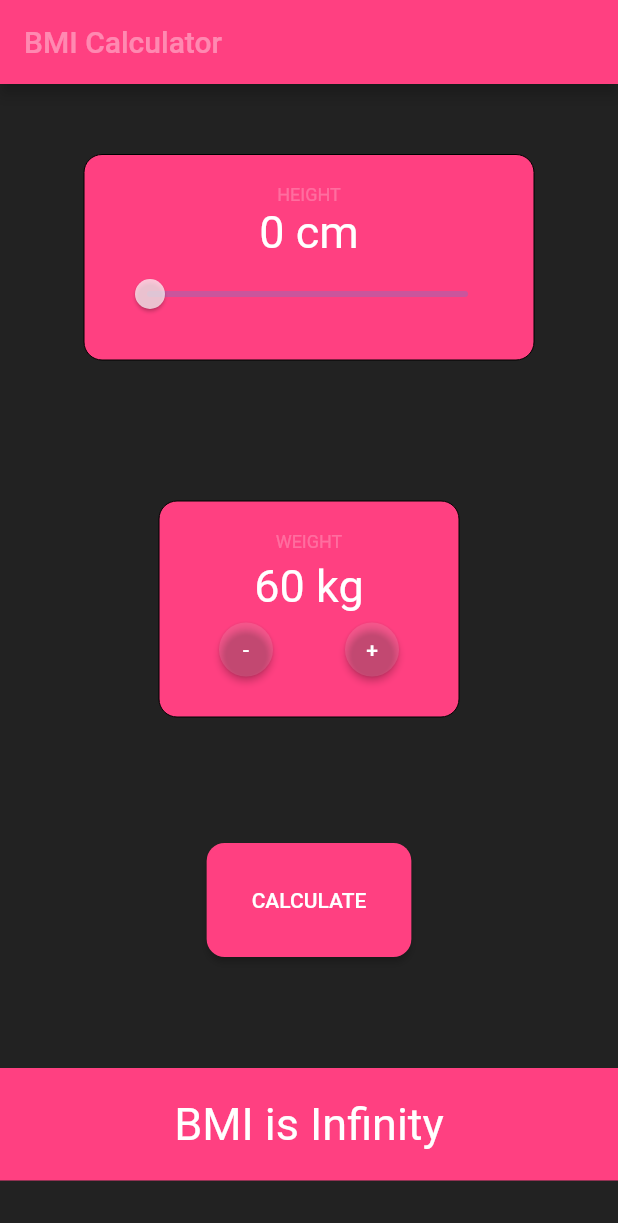
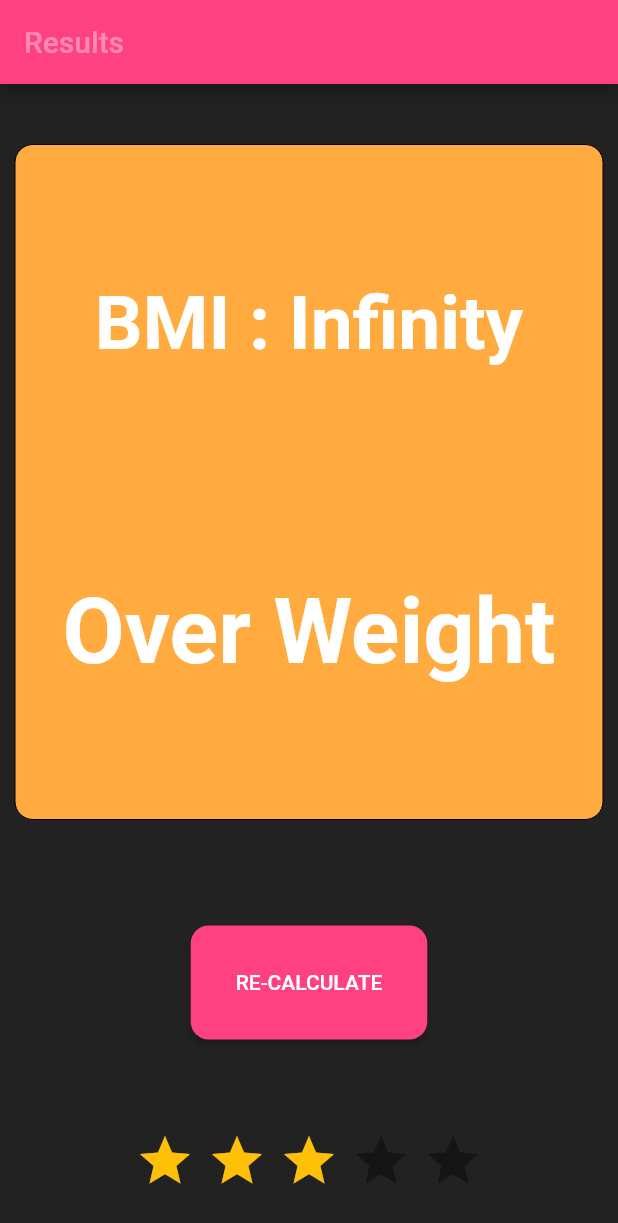
Before and after one commit to Harsh-Pranav-Rao/bmi-app, a Flutter app: the screen it shows after launch, after a tap on "CALCULATE", on a phone screen of 412 x 824 dp. Shown: the top 1223 px of the screen. Run offline on Flutter 3.47's test engine with Material 2 defaults, Android fonts, the light colour scheme and no system bars; drawn by our look-alikes of flutter_rating_bar.

Commit message:
Second Page Added

```diff
--- /dev/null
+++ b/lib/SecondPage.dart
@@ -0,0 +1,124 @@
+import 'package:flutter/material.dart'; //import this from the first file
+import 'package:flutter_rating_bar/flutter_rating_bar.dart'; //this is done to add the rating bar into the working environment
+
+//Create a stful widget
+class SecondPage extends StatefulWidget {
+  //remove the constructor here and create your own constructor, constructor takes same name as class, SecondPage
+  SecondPage(
+      {required this.result}); //This is our constructor SecondPage({}), and inside we type required this.result (This is done to create the variable, and pass it on to this page to use it)
+  double
+      result; //Create the result variable for this page (The variable you're passing on basically)
+
+  @override
+  State<SecondPage> createState() => _SecondPageState();
+}
+
+class _SecondPageState extends State<SecondPage> {
+  @override
+  Widget build(BuildContext context) {
+    MaterialAccentColor bgcolor = Colors.greenAccent;
+    String textWeight = "";
+
+    if (widget.result < 18.5) {
+      bgcolor = Colors.redAccent;
+      textWeight = "Under Weight";
+    } else if (widget.result > 25) {
+      bgcolor = Colors.orangeAccent;
+      textWeight = "Over Weight";
+    } else if ((widget.result >= 18.5) && (widget.result <= 29.9)) {
+      bgcolor = Colors.greenAccent;
+      textWeight = "Normal Weight";
+    } else if (widget.result > 29.9) {
+      bgcolor = Colors.redAccent;
+      textWeight = "Obese";
+    }
+
+    return Scaffold(
+      //Create a scaffold
+      backgroundColor: Colors.black87,
+      appBar: AppBar(
+        title: Text(
+            "Results",
+          style: TextStyle(
+            color: Colors.white38,
+          )
+        ),
+        automaticallyImplyLeading:
+            false, // removes the back button on the app bar
+        backgroundColor: Colors.pinkAccent,
+      ),
+
+      body: Column(
+        mainAxisAlignment: MainAxisAlignment.spaceAround,
+        children: [
+          Container(
+              width: 400,
+              height: 450,
+              margin: const EdgeInsets.all(10),
+              padding: EdgeInsets.all(20),
+              decoration: BoxDecoration(
+                  border: Border.all(width: 0),
+                  color: bgcolor,
+                  borderRadius: BorderRadius.circular(12)),
+              child: Column(
+                mainAxisAlignment: MainAxisAlignment.spaceAround,
+                children: [
+                  Text("BMI : ${widget.result.toStringAsFixed(1)}",
+                      style: TextStyle(
+                        color: Colors.white,
+                        fontSize: 50,
+                        fontWeight: FontWeight.bold,
+                      )), //so any parameter you create, you need to add widget.variable for it to be used
+
+                  Text(textWeight,
+                      textAlign: TextAlign.center,
+                      style: TextStyle(
+                        color: Colors.white,
+                        fontSize: 60,
+                        fontWeight: FontWeight.bold,
+
+                      )),
+                ],
+              )),
+          Container(
+            child: Row(
+              mainAxisAlignment: MainAxisAlignment.center,
+              children: [
+                ElevatedButton(
+                    onPressed: () {
+                      Navigator.pop(
+                          context); //Navigator.pop(context) pops the current page you're in, making you go back to the previous page
+                    },
+                    child: Text(
+                      "RE-CALCULATE",
+                      style: TextStyle(color: Colors.white),
+                    ),
+                    style: ElevatedButton.styleFrom(
+                      backgroundColor: Colors.pinkAccent,
+                      shape: RoundedRectangleBorder(
+                          borderRadius: BorderRadius.circular(12)),
+                      padding: EdgeInsets.all(30),
+                    ))
+              ],
+            ),
+          ),
+          RatingBar.builder(
+            initialRating: 3,
+            minRating: 1,
+            direction: Axis.horizontal,
+            allowHalfRating: true,
+            itemCount: 5,
+            itemPadding: EdgeInsets.symmetric(horizontal: 4.0),
+            itemBuilder: (context, _) => Icon(
+              Icons.star,
+              color: Colors.amber,
+            ),
+            onRatingUpdate: (rating) {
+              print(rating);
+            },
+          )
+        ],
+      ),
+    );
+  }
+}
--- a/lib/main.dart
+++ b/lib/main.dart
@@ -1,4 +1,6 @@
 import 'package:flutter/material.dart';
+import 'package:bmi_assignment/SecondPage.dart'; //this is done to import the path of the second page in first page
+
 
 void main() {
   runApp(const BmiApp());
@@ -26,6 +28,7 @@ class _MyHomePageState extends State<MyHomePage> {
   double height = 0;
   double weight = 60;
   double result = 0;
+
   @override
   Widget build(BuildContext context) {
     return Scaffold(
@@ -132,11 +135,21 @@ class _MyHomePageState extends State<MyHomePage> {
                   ],
                 )),
             Container(
+
               child: Row(
                 mainAxisAlignment: MainAxisAlignment.center,
                 children: [
                   ElevatedButton(
                       onPressed: () {
+                        //Navigator.routes can allow you to go from one page to any page without having to push pop only
+                        Navigator.push( //Pushes the new page onto the stack of pages
+                            context,//context contains info about layout of widgets in a page (context of the current page)
+                            MaterialPageRoute(builder: (context)=> SecondPage(result: result) // This is the second parameter of the navigator push function which is the route.
+                            //MaterialPageRoute has builder: where you put (context) and has => which means return, over there you put the page you're pushing in this case SecondPage
+                              //In this SecondPage(), we add the variables which we are passing to the next page as a parameter, in this case we're passing result so we type- result: result
+                            )
+                        );
+
                         setState((){ //Refreshes the whole class you're working with, in this case
                           result = weight / ((height / 100) * (height / 100));
                           print(result);
@@ -156,20 +169,6 @@ class _MyHomePageState extends State<MyHomePage> {
                 ],
               ),
             ),
-            Container(
-              color: Colors.pinkAccent,
-              height: 75,
-              child: Row(
-                mainAxisAlignment: MainAxisAlignment.center,
-                children: [
-                  Text(
-                    "BMI is ${result.toStringAsFixed(1)}",
-                    textAlign: TextAlign.center,
-                    style: TextStyle(color: Colors.white, fontSize: 30),
-                  )
-                ],
-              ),
-            )
           ],
         ));
   }
--- a/pubspec.yaml
+++ b/pubspec.yaml
@@ -36,6 +36,7 @@ dependencies:
   # The following adds the Cupertino Icons font to your application.
   # Use with the CupertinoIcons class for iOS style icons.
   cupertino_icons: ^1.0.2
+  flutter_rating_bar: ^4.0.1
 
 dev_dependencies:
   flutter_test:
```
Also changed, not shown: pubspec.lock.
